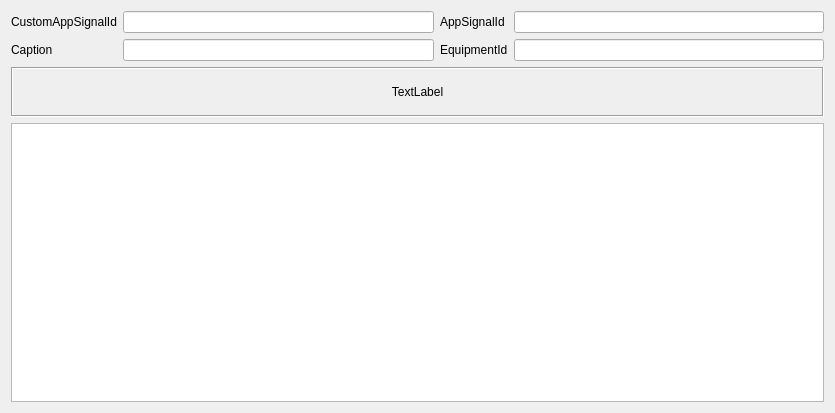
Old version of the form TuningClient/TuningSignalInfo.ui in the repository whiteman-kr/u7set.
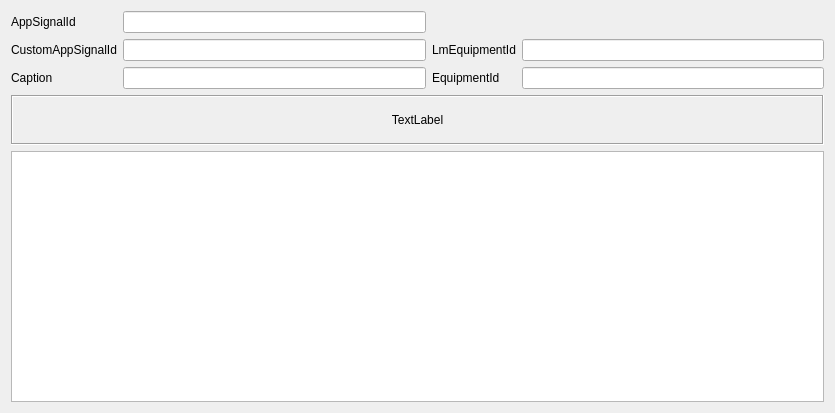
New version of the form.

Commit message: RPCT-2866, TuningClient: LmEquipmentID is used instead of EquipmentID

The edit to the form file:
```diff
--- a/TuningClient/TuningSignalInfo.ui
+++ b/TuningClient/TuningSignalInfo.ui
@@ -19,62 +19,76 @@
      <item>
       <layout class="QGridLayout" name="gridLayout">
        <item row="0" column="0">
-        <widget class="QLabel" name="label">
-         <property name="text">
-          <string>CustomAppSignalId</string>
-         </property>
-        </widget>
-       </item>
-       <item row="0" column="1">
-        <widget class="QLineEdit" name="m_lineCustomAppSignalId">
-         <property name="styleSheet">
-          <string notr="true"/>
-         </property>
-         <property name="readOnly">
-          <bool>true</bool>
-         </property>
-        </widget>
-       </item>
-       <item row="0" column="2">
         <widget class="QLabel" name="label_4">
          <property name="text">
           <string>AppSignalId</string>
          </property>
         </widget>
        </item>
-       <item row="0" column="3">
+       <item row="1" column="1">
+        <widget class="QLineEdit" name="m_lineCustomAppSignalId">
+         <property name="styleSheet">
+          <string notr="true"/>
+         </property>
+         <property name="readOnly">
+          <bool>true</bool>
+         </property>
+        </widget>
+       </item>
+       <item row="2" column="2">
+        <widget class="QLabel" name="label_3">
+         <property name="text">
+          <string>EquipmentId</string>
+         </property>
+        </widget>
+       </item>
+       <item row="2" column="1">
+        <widget class="QLineEdit" name="m_lineCaption">
+         <property name="styleSheet">
+          <string notr="true"/>
+         </property>
+         <property name="readOnly">
+          <bool>true</bool>
+         </property>
+        </widget>
+       </item>
+       <item row="0" column="1">
         <widget class="QLineEdit" name="m_lineAppSignalId">
          <property name="readOnly">
           <bool>true</bool>
          </property>
         </widget>
        </item>
+       <item row="2" column="3">
+        <widget class="QLineEdit" name="m_lineEquipmentId">
+         <property name="readOnly">
+          <bool>true</bool>
+         </property>
+        </widget>
+       </item>
+       <item row="1" column="2">
+        <widget class="QLabel" name="label_5">
+         <property name="text">
+          <string>LmEquipmentId</string>
+         </property>
+        </widget>
+       </item>
        <item row="1" column="0">
+        <widget class="QLabel" name="label">
+         <property name="text">
+          <string>CustomAppSignalId</string>
+         </property>
+        </widget>
+       </item>
+       <item row="2" column="0">
         <widget class="QLabel" name="label_2">
          <property name="text">
           <string>Caption</string>
          </property>
         </widget>
        </item>
-       <item row="1" column="1">
-        <widget class="QLineEdit" name="m_lineCaption">
-         <property name="styleSheet">
-          <string notr="true"/>
-         </property>
-         <property name="readOnly">
-          <bool>true</bool>
-         </property>
-        </widget>
-       </item>
-       <item row="1" column="2">
-        <widget class="QLabel" name="label_3">
-         <property name="text">
-          <string>EquipmentId</string>
-         </property>
-        </widget>
-       </item>
        <item row="1" column="3">
-        <widget class="QLineEdit" name="m_lineEquipmentId">
+        <widget class="QLineEdit" name="m_lineLmEquipmentId">
          <property name="readOnly">
           <bool>true</bool>
          </property>
```
The commit also changes 9 other files.
